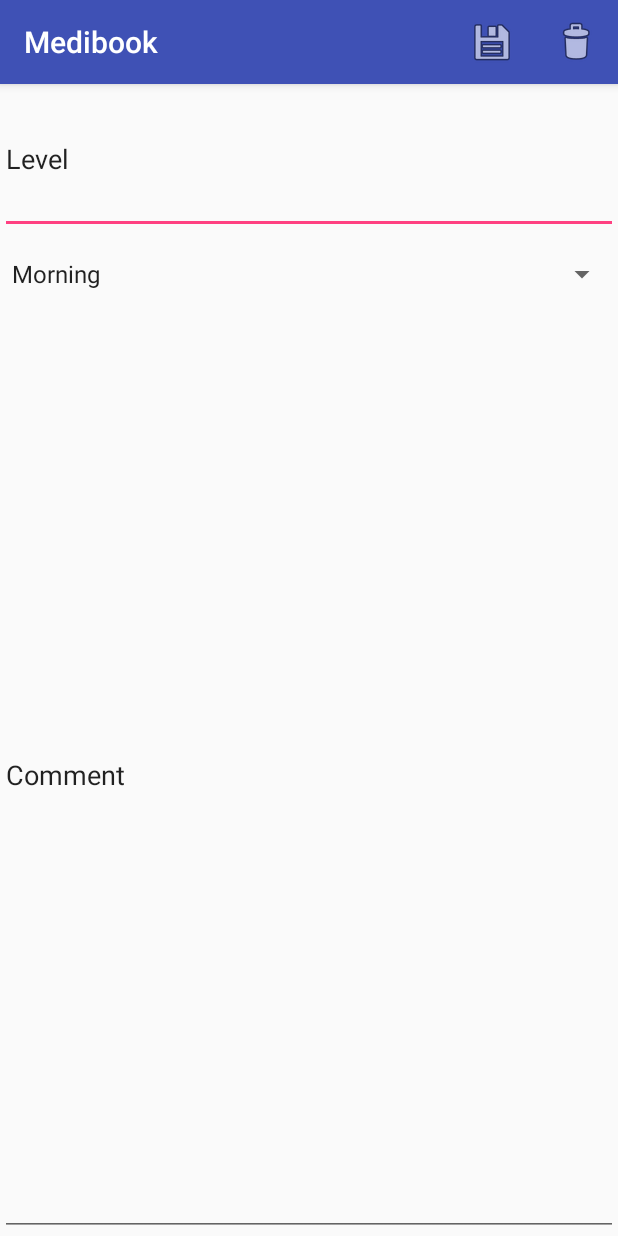
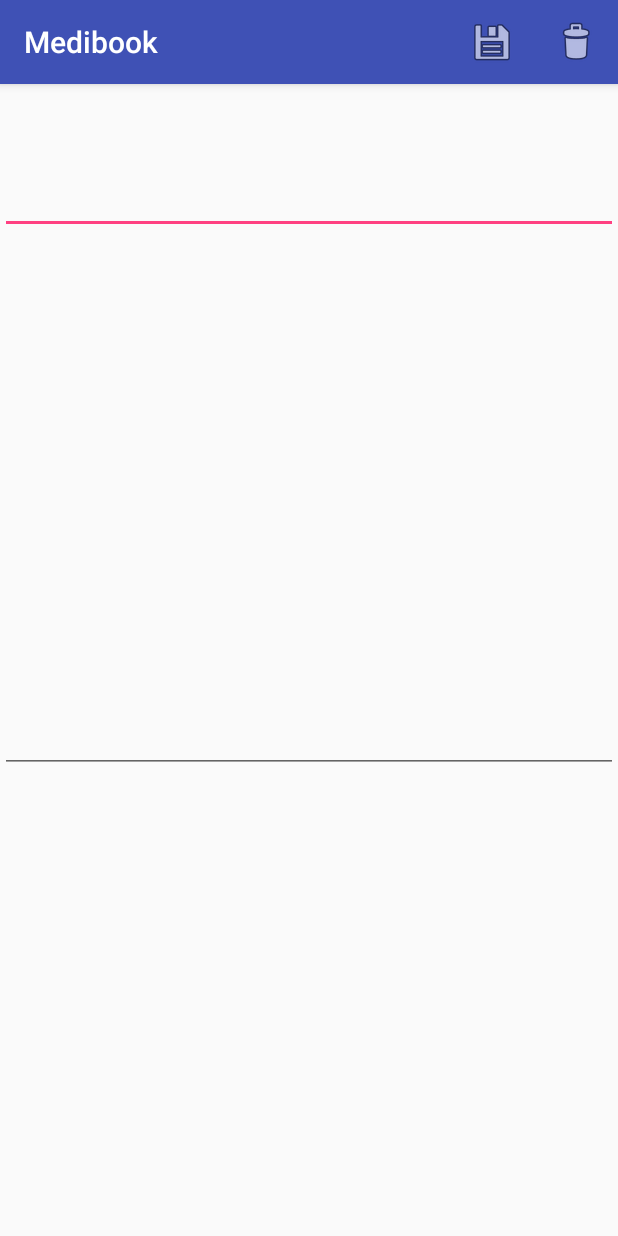
Before and after one commit to LucyMilla/Lucy-Miller-Project-CO699-Medibook, an Android app: the LogActivity screen opened directly, with no data from a screen before it, on a phone screen of 412 x 824 dp. Run offline under Robolectric (Android 15) with nearby library versions, the phone set to English and light mode, and no system bars.

```diff
--- a/app/src/main/java/com/example/lucy/medibook/Log.java
+++ b/app/src/main/java/com/example/lucy/medibook/Log.java
@@ -18,21 +18,21 @@ public class Log implements Serializable{
     private String mLevel;
     private String mContent;
 
-    public Log(long dateTime, String content, String level){
+    public Log(long dateTime, String level,String content){
         mContent = content;
         mDateTime = dateTime;
         mLevel = level;
     }
+    public void setLevel(String level) {
+        mLevel = level;
+    }
+
     public void setContent(String content) {
         mContent = content;
     }
 
     public void setDateTime(long dateTime) {
         mDateTime = dateTime;
-    }
-
-    public void setLevel(String level) {
-        mLevel = level;
     }
 
     public long getDateTime() {
--- a/app/src/main/java/com/example/lucy/medibook/LogActivity.java
+++ b/app/src/main/java/com/example/lucy/medibook/LogActivity.java
@@ -7,31 +7,27 @@ import android.view.MenuItem;
 import android.view.View;
 import android.widget.AdapterView;
 import android.widget.ArrayAdapter;
-import android.widget.EditText;
-import android.widget.Spinner;
-import android.widget.Toast;
+import android.widget.EditText;import android.widget.Toast;
 
 import java.util.ArrayList;
 import java.util.List;
 
 import static com.example.lucy.medibook.R.id.list_item;
-import static com.example.lucy.medibook.R.id.spinner;
 
 public class LogActivity extends AppCompatActivity {
     private EditText mETitle;
     private EditText mEContent;
     private String mLogFileName;
     private Log mLoadedLog;
-    Spinner dropdownmenu;
     @Override
     protected void onCreate(Bundle savedInstanceState) {
         super.onCreate(savedInstanceState);
         setContentView(R.layout.activity_log);
 
-        dropdownmenu = (Spinner) findViewById(spinner);
+
 
         mETitle = (EditText) findViewById(R.id.levelbox);
-        mEContent = (EditText) findViewById(R.id.commentbox);
+        mEContent = (EditText) findViewById(R.id.commenttbox);
         mLogFileName = getIntent().getStringExtra("LOG_FILE");
         if(mLogFileName!= null && !mLogFileName.isEmpty()){
             mLoadedLog = Utilities.getLogByName(this, mLogFileName);
@@ -43,30 +39,6 @@ public class LogActivity extends AppCompatActivity {
 
         }
 
-
-        List<String> list = new ArrayList<>();
-        list.add("Morning");
-        list.add("Lunch");
-        list.add("Dinner");
-        list.add("Snack");
-
-        ArrayAdapter<String> adapter = new ArrayAdapter<String>(this, android.R.layout.simple_spinner_item, list);
-
-        adapter.setDropDownViewResource(android.R.layout.simple_spinner_item);
-        dropdownmenu.setAdapter(adapter);
-        dropdownmenu.setOnItemSelectedListener(new AdapterView.OnItemSelectedListener(){
-            @Override
-            public void onItemSelected(AdapterView<?> parent, View view, int position, long id){
-                String itemvalue = parent.getItemAtPosition(position).toString();
-                Toast.makeText(LogActivity.this,"Selected: "+ itemvalue, Toast.LENGTH_SHORT).show();
-            }
-
-            @Override
-            public void onNothingSelected(AdapterView<?> parent) {
-
-            }
-
-        });
 
     }
     @Override
--- a/app/src/main/res/layout/activity_log.xml
+++ b/app/src/main/res/layout/activity_log.xml
@@ -11,25 +11,22 @@
         android:id="@+id/levelbox"
         android:layout_width="match_parent"
         android:layout_height="150px"
+        android:gravity="start"
         android:layout_weight="0.00"
         android:ems="10"
-        android:inputType="textPersonName"
+        android:maxLines="1"
+        android:inputType="text"
         android:singleLine="true"
-        android:text="Level" />
-
-    <Spinner
-        android:id="@+id/spinner"
-        android:layout_width="match_parent"
-        android:layout_height="80px"
-        android:layout_alignParentStart='true'
-        android:layout_weight="0.00" />
+        tools:layout_editor_absoluteX="42dp"
+        tools:layout_editor_absoluteY="16dp"
+         />
 
     <EditText
-        android:id="@+id/commentbox"
+        android:id="@+id/commenttbox"
         android:layout_width="match_parent"
-        android:layout_height="wrap_content"
-        android:layout_weight="0.03"
-        android:ems="10"
-        android:inputType="textPersonName"
-        android:text="Comment" />
+        android:layout_height="359dp"
+        android:gravity="top"
+        android:inputType="textMultiLine"
+        tools:layout_editor_absoluteX="62dp"
+        tools:layout_editor_absoluteY="102dp"/>
 </LinearLayout>
--- a/app/src/main/res/layout/item_log.xml
+++ b/app/src/main/res/layout/item_log.xml
@@ -14,16 +14,16 @@
     <TextView
         android:layout_width="wrap_content"
         android:layout_height="wrap_content"
+        android:id="@+id/list_log_content"
+        android:text="Contents"
+        android:textAppearance="?android:attr/textAppearanceMedium"
+        />
+    <TextView
+        android:layout_width="wrap_content"
+        android:layout_height="wrap_content"
         android:id="@+id/list_log_date"
         android:text="11/12/2017"
         android:textAppearance="?android:attr/textAppearanceSmall"
         />
-    <TextView
-        android:layout_width="wrap_content"
-        android:layout_height="wrap_content"
-        android:id="@+id/list_log_content"
-        android:text="Contents"
-        android:textAppearance="?android:attr/textAppearanceMedium"
-        />
 
 </LinearLayout>
```
